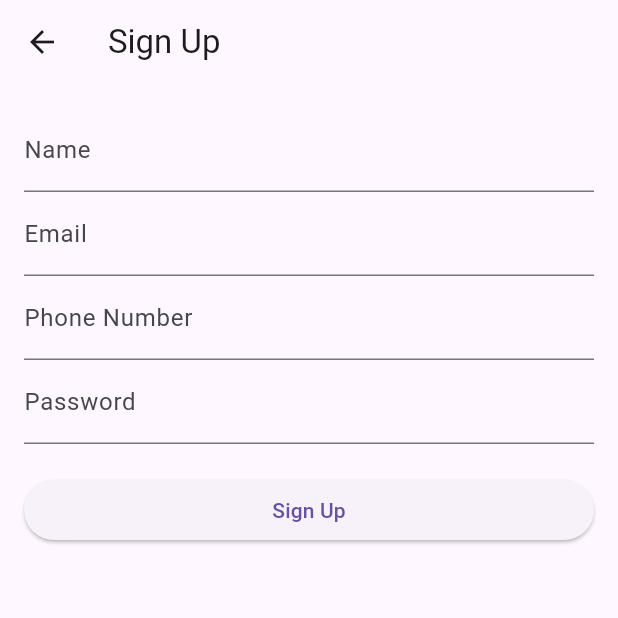
After one commit to noahf909/FlutterAAB, a Flutter app: the screen it shows after launch, after a tap on "Sign Up", on a phone screen of 412 x 824 dp, the top half of it. The commit adds this screen. Run offline on Flutter 3.47's test engine with Material 3 defaults, Android fonts, the phone set to English and light mode, and no system bars; network calls fail.

Commit message:
Added Signup/Login to the App
I added a login and signup button to the appbar. The signup button takes the user to a new signup page. The login button just opens a box to enter their email and password to access their account

```diff
--- a/lib/main.dart
+++ b/lib/main.dart
@@ -3,6 +3,8 @@ import 'package:flutter/material.dart';
 import 'home_page.dart';
 import 'products_page.dart';
 import 'contacts_page.dart';
+import 'signup_page.dart'; // Import the SignUpPage
+import 'login_dialog.dart'; // Import the LoginDialog
 
 void main() {
   runApp(const MyApp());
@@ -49,12 +51,42 @@ class _MyHomePageState extends State<MyHomePage>
     super.dispose();
   }
 
+  void _openLoginDialog() {
+    showDialog(
+      context: context,
+      builder: (context) => LoginDialog(),
+    );
+  }
+
+  void _navigateToSignUp() {
+    Navigator.push(
+      context,
+      MaterialPageRoute(builder: (context) => SignUpPage()),
+    );
+  }
+
   @override
   Widget build(BuildContext context) {
     return Scaffold(
       appBar: AppBar(
         title: Text(widget.title),
         backgroundColor: Colors.grey,
+        actions: [
+          TextButton(
+            onPressed: _navigateToSignUp,
+            child: Text(
+              'Sign Up',
+              style: TextStyle(color: Colors.white),
+            ),
+          ),
+          TextButton(
+            onPressed: _openLoginDialog,
+            child: Text(
+              'Login',
+              style: TextStyle(color: Colors.white),
+            ),
+          ),
+        ],
       ),
       body: Column(
         children: [
--- /dev/null
+++ b/lib/signup_page.dart
@@ -0,0 +1,125 @@
+// signup_page.dart
+import 'package:flutter/material.dart';
+
+class SignUpPage extends StatefulWidget {
+  const SignUpPage({super.key});
+
+  @override
+  State<SignUpPage> createState() => _SignUpPageState();
+}
+
+class _SignUpPageState extends State<SignUpPage> {
+  // Controllers for the input fields
+  final _nameController = TextEditingController();
+  final _emailController = TextEditingController();
+  final _phoneController = TextEditingController();
+  final _passwordController = TextEditingController();
+
+  // For form validation
+  final _formKey = GlobalKey<FormState>();
+
+  void _signUp() {
+    if (_formKey.currentState!.validate()) {
+      // Perform sign-up logic (API call)
+      // For now, just print the values
+      print('Name: ${_nameController.text}');
+      print('Email: ${_emailController.text}');
+      print('Phone: ${_phoneController.text}');
+      print('Password: ${_passwordController.text}');
+      // Show a success message or navigate to another page
+    }
+  }
+
+  @override
+  void dispose() {
+    // Dispose controllers when the widget is removed from the widget tree
+    _nameController.dispose();
+    _emailController.dispose();
+    _phoneController.dispose();
+    _passwordController.dispose();
+    super.dispose();
+  }
+
+  @override
+  Widget build(BuildContext context) {
+    return Scaffold(
+      appBar:
+          AppBar(title: Text('Sign Up')), // AppBar with 'Sign Up' as the title
+      body: Padding(
+        padding: const EdgeInsets.all(16.0),
+        child: Form(
+          key: _formKey, // Assign the form key
+          child: SingleChildScrollView(
+            child: Column(
+              crossAxisAlignment: CrossAxisAlignment.stretch,
+              children: [
+                // Name field
+                TextFormField(
+                  controller: _nameController,
+                  decoration: InputDecoration(labelText: 'Name'),
+                  validator: (value) {
+                    if (value == null || value.isEmpty) {
+                      return 'Please enter your name';
+                    }
+                    return null;
+                  },
+                ),
+                // Email field
+                TextFormField(
+                  controller: _emailController,
+                  decoration: InputDecoration(labelText: 'Email'),
+                  keyboardType: TextInputType.emailAddress,
+                  validator: (value) {
+                    if (value == null || value.isEmpty) {
+                      return 'Please enter your email';
+                    }
+                    // Add a basic email format validation
+                    if (!RegExp(r'^[^@]+@[^@]+\.[^@]+').hasMatch(value)) {
+                      return 'Please enter a valid email';
+                    }
+                    return null;
+                  },
+                ),
+                // Phone number field
+                TextFormField(
+                  controller: _phoneController,
+                  decoration: InputDecoration(labelText: 'Phone Number'),
+                  keyboardType: TextInputType.phone,
+                  validator: (value) {
+                    if (value == null || value.isEmpty) {
+                      return 'Please enter your phone number';
+                    }
+                    // Add a basic phone number validation
+                    if (!RegExp(r'^\d{10}$').hasMatch(value)) {
+                      return 'Please enter a valid 10-digit phone number';
+                    }
+                    return null;
+                  },
+                ),
+                // Password field
+                TextFormField(
+                  controller: _passwordController,
+                  decoration: InputDecoration(labelText: 'Password'),
+                  obscureText: true, // Hide the password text
+                  validator: (value) {
+                    if (value == null || value.isEmpty) {
+                      return 'Please enter a password';
+                    }
+                    // Add password strength validation if desired
+                    return null;
+                  },
+                ),
+                SizedBox(height: 20),
+                // Sign Up button
+                ElevatedButton(
+                  onPressed: _signUp,
+                  child: Text('Sign Up'),
+                ),
+              ],
+            ),
+          ),
+        ),
+      ),
+    );
+  }
+}
```
Also changed, not shown: lib/login_dialog.dart (added, +95 -0 lines), lib/products_page.dart (+42 -12 lines).
